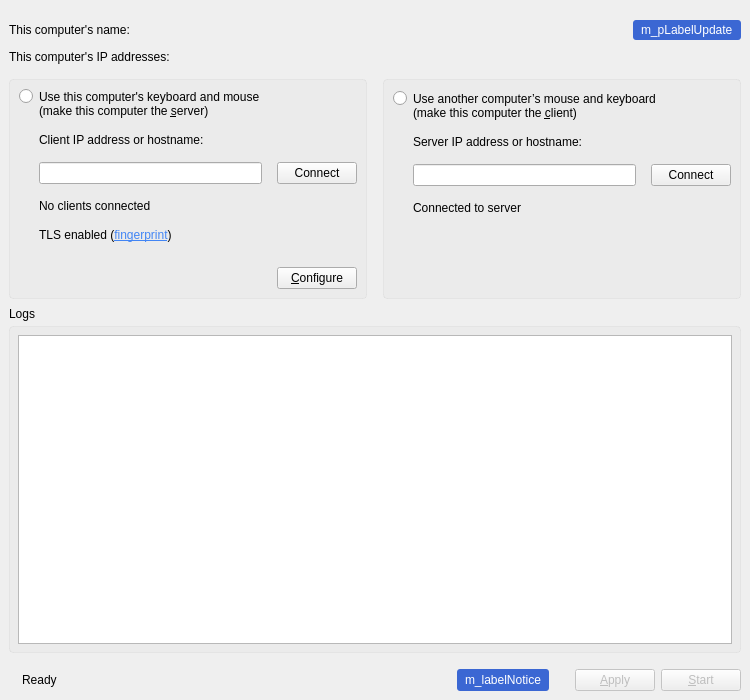
The window that src/gui/src/MainWindowBase.ui (deskflow/deskflow) describes before a commit, drawn with Qt 5.
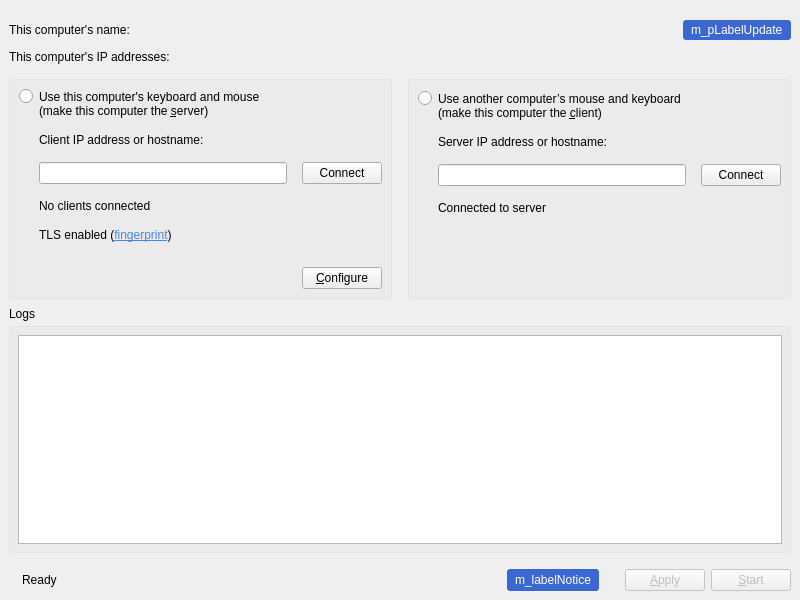
The same window after the commit. Icons and pictures are not drawn. Custom widgets are drawn as their Qt base class.

Commit message: Fixed window sizes and default tabs

Diff of the .ui file:
```diff
--- a/src/gui/src/MainWindowBase.ui
+++ b/src/gui/src/MainWindowBase.ui
@@ -6,8 +6,8 @@
    <rect>
     <x>0</x>
     <y>0</y>
-    <width>750</width>
-    <height>700</height>
+    <width>800</width>
+    <height>600</height>
    </rect>
   </property>
   <property name="sizePolicy">
```
Left out of the diff: 42 changed lines with no effect on the pictures. The commit also changes 7 other files.
